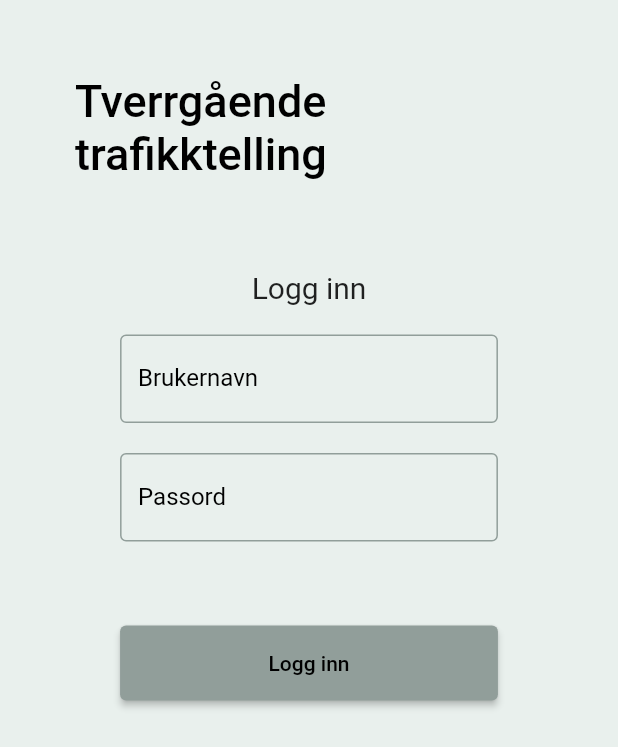
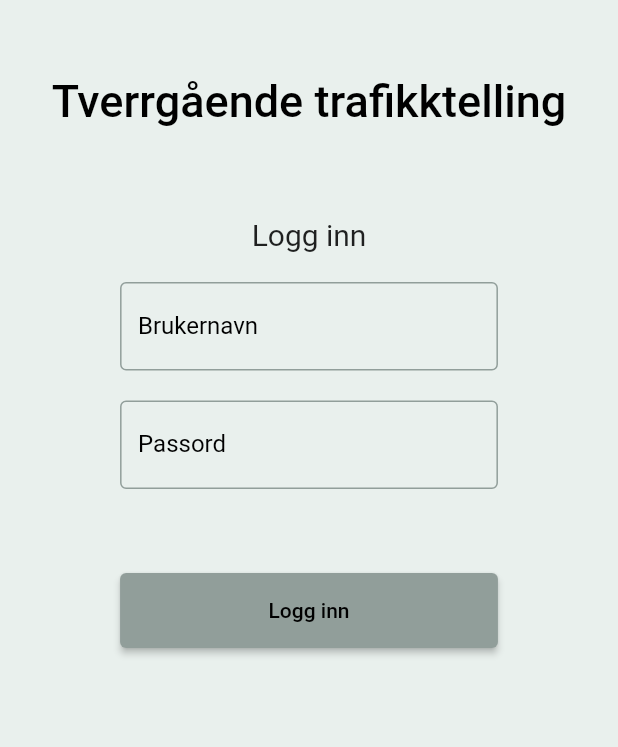
Before and after one commit to zaktaw/DATA3900-Bacheloroppgave, a Flutter app: the screen it shows after launch, on a phone screen of 412 x 824 dp. Shown: the top 747 px of the screen. Run offline on Flutter 3.47's test engine with Material 2 defaults, Android fonts, the phone set to English and light mode, and no system bars; our stand-ins replace auto_size_text, dots_indicator, flutter_secure_storage, fluttertoast, hive, hive_flutter; accounts and stored records are empty; network calls fail.

Commit message:
mini fix

```diff
--- a/lib/login_page/login.dart
+++ b/lib/login_page/login.dart
@@ -67,7 +67,7 @@ class _LoginLandingPageState extends State<LoginLandingPage> {
           children: <Widget>[
             Container(
                 alignment: Alignment.center,
-                padding: const EdgeInsets.all(50),
+                padding: const EdgeInsets.fromLTRB(0, 50, 0, 50),
                 child: const Text(
                   'Tverrgående trafikktelling',
                   style: TextStyle(
```
